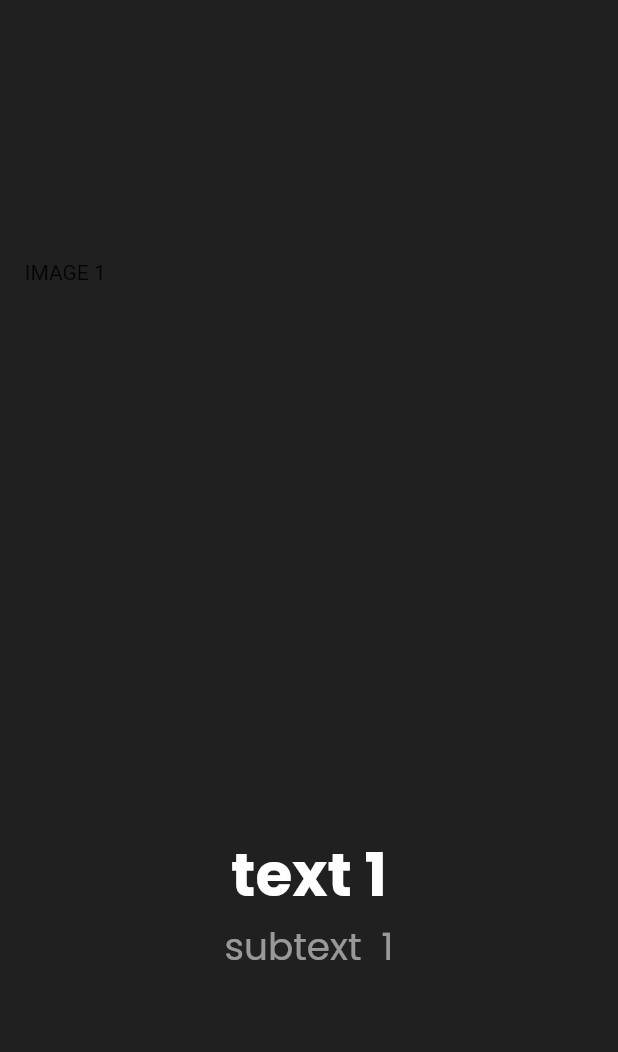
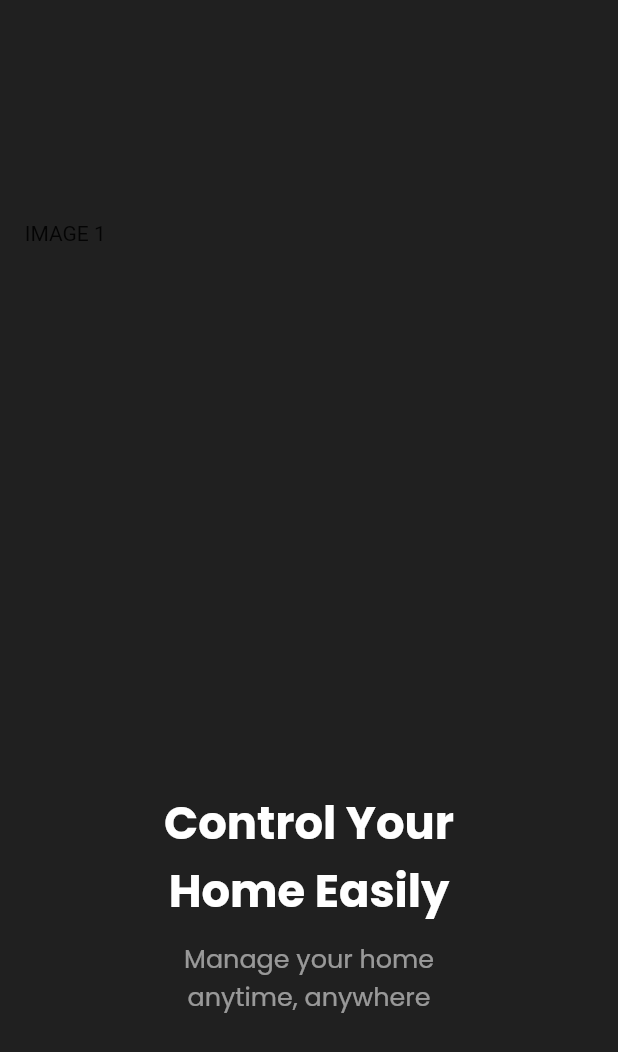
Before and after one commit to Ilejk/i_home, a Flutter app: the screen it shows after launch, on a phone screen of 412 x 824 dp. Shown: the top 1052 px of the screen. Run offline on Flutter 3.47's test engine with Material 2 defaults, Android fonts, the phone set to English and light mode, and no system bars; our stand-ins replace bloc, firebase_core, flutter_screenutil, freezed_annotation, get_it, google_fonts and 1 more; accounts and stored records are empty; generated files the repository leaves out were written again.

Commit message:
09.06.2023-13:14

```diff
--- a/lib/src/presentation/pages/on_boarding_page/on_boarding_page.dart
+++ b/lib/src/presentation/pages/on_boarding_page/on_boarding_page.dart
@@ -3,7 +3,9 @@ import 'package:flutter_screenutil/flutter_screenutil.dart';
 import 'package:i_home/src/presentation/utils/color_manager.dart';
 import 'package:i_home/src/presentation/utils/font_manager.dart';
 import 'package:i_home/src/presentation/utils/size_manager.dart';
+import 'package:i_home/src/presentation/utils/string_manager.dart';
 import 'package:i_home/src/presentation/widgets/app_textstyle_widget.dart';
+import 'package:i_home/src/presentation/widgets/spacers.dart';
 import 'package:i_home/src/presentation/widgets/text_widget.dart';
 
 class BoardingPage extends StatefulWidget {
@@ -33,17 +35,22 @@ class _BoardingPageState extends State<BoardingPage> {
                       child: Text('IMAGE 1'),
                     ),
                     TextWidget(
-                      text: 'text 1',
+                      text: StringManager.onBoardingTitle1,
+                      maxLines: 2,
+                      align: TextAlign.center,
                       style: appTextStyleWidget(
-                        size: FontSize.s40.sp,
+                        size: FontSize.s30.sp,
                         color: ColorManager.white,
                         fontWeight: FontWeight.bold,
                       ),
                     ),
+                    const HeightSpacer(iH: SizeManager.s10),
                     TextWidget(
-                      text: 'subtext  1',
+                      maxLines: 2,
+                      align: TextAlign.center,
+                      text: StringManager.onBoardingSubTitle1,
                       style: appTextStyleWidget(
-                        size: FontSize.s25.sp,
+                        size: FontSize.s17.sp,
                         color: ColorManager.white54,
                         fontWeight: FontWeight.normal,
                       ),
--- a/lib/src/presentation/utils/asset_manager.dart
+++ b/lib/src/presentation/utils/asset_manager.dart
@@ -0,0 +1,8 @@
+const String imagePath = 'assets/images';
+const String animationPath = 'assets/json';
+
+class ImageManager {
+  static const onBoarding1 = '$imagePath/onBoarding1.webp';
+  static const onBoarding2 = '$imagePath/onBoarding2.webp';
+  static const onBoarding3 = '$imagePath/onBoarding3.webp';
+}
--- a/lib/src/presentation/utils/font_manager.dart
+++ b/lib/src/presentation/utils/font_manager.dart
@@ -4,6 +4,7 @@ class FontSize {
   static const double s10 = 10.0;
   static const double s12 = 12.0;
   static const double s15 = 15.0;
+  static const double s17 = 17.0;
   static const double s20 = 20.0;
   static const double s24 = 24.0;
   static const double s25 = 25.0;
--- a/lib/src/presentation/utils/string_manager.dart
+++ b/lib/src/presentation/utils/string_manager.dart
@@ -1,3 +1,13 @@
 class StringManager {
+//ONBOARDING
+  static const String onBoardingTitle1 = 'Control Your\nHome Easily';
+  static const String onBoardingTitle2 =
+      'Intuitive Home Control\nat Your Fingertips';
+  static const String onBoardingTitle3 = 'Simplified Home Control';
+  static const String onBoardingSubTitle1 =
+      'Manage your home\nanytime, anywhere';
+  static const String onBoardingSubTitle2 = 'Control Your\nHome Easily';
+  static const String onBoardingSubTitle3 = 'Your Power, Your Way';
+//ERROR
   static const String noRouteFound = 'No Route Found';
 }
--- a/lib/src/presentation/widgets/text_widget.dart
+++ b/lib/src/presentation/widgets/text_widget.dart
@@ -5,19 +5,21 @@ class TextWidget extends StatelessWidget {
   final String text;
   final TextStyle style;
   final TextAlign align;
+  final int maxLines;
 
-  const TextWidget(
-      {Key? key,
-      required this.text,
-      required this.style,
-      this.align = TextAlign.left})
-      : super(key: key);
+  const TextWidget({
+    Key? key,
+    required this.text,
+    required this.style,
+    this.align = TextAlign.left,
+    this.maxLines = 1,
+  }) : super(key: key);
 
   @override
   Widget build(BuildContext context) {
     return Text(
       text,
-      maxLines: 1,
+      maxLines: maxLines,
       textAlign: align,
       softWrap: false,
       overflow: TextOverflow.fade,
```
Also changed, not shown: assets/images/onBoarding1.webp (added), assets/images/onBoarding2.webp (added), assets/images/onBoarding3.webp (added).
